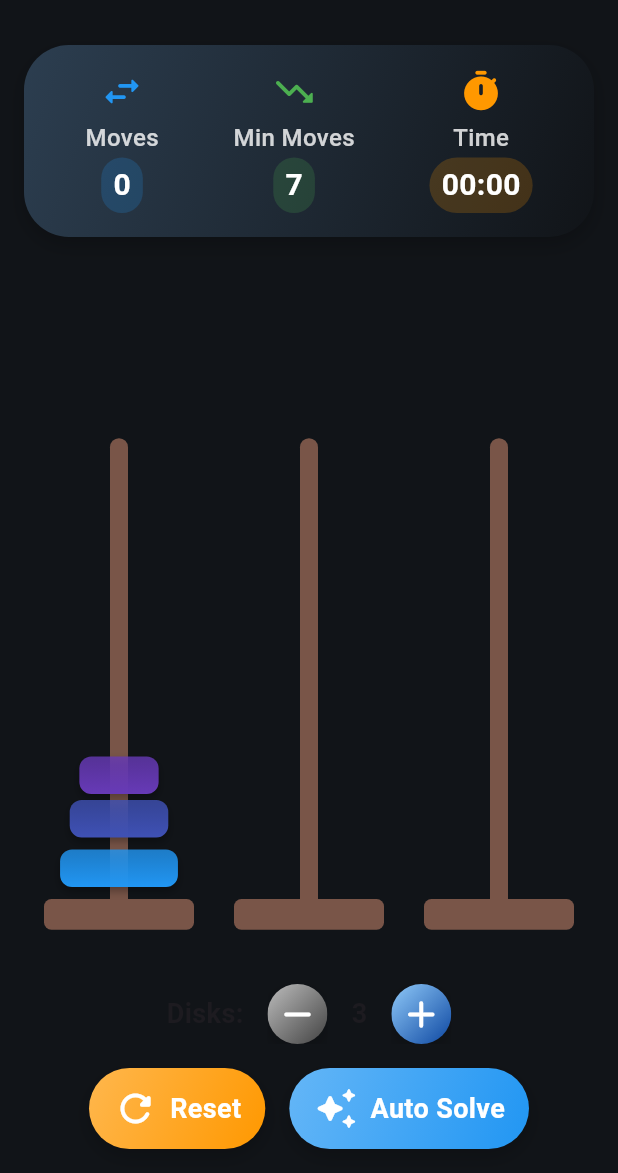
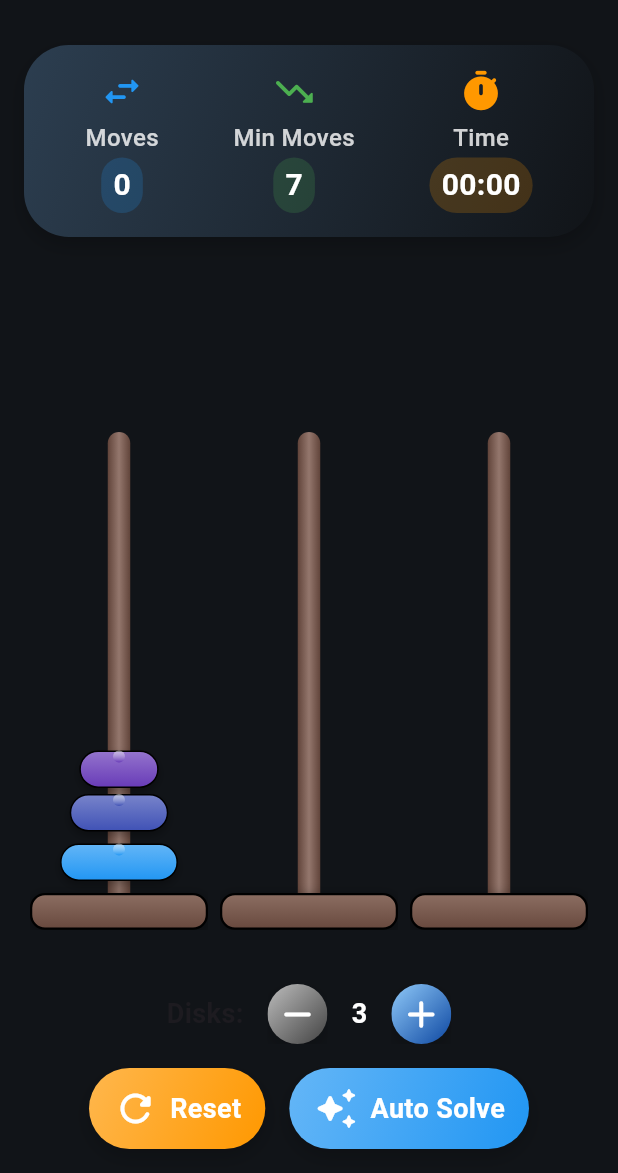
Before and after one commit to Mopheshi/TowerOfHanoi, a Flutter app: the screen it shows after launch, on a phone screen of 412 x 824 dp, the part 63-1236 px from its top. Run offline on Flutter 3.47's test engine with Material 3 defaults, Android fonts, the light colour scheme and no system bars; our stand-ins replace flutter_riverpod, google_fonts, just_audio; missing offline and left inert: audio_session.

Commit message:
UI improvements...

```diff
--- a/lib/widgets/disk_widget.dart
+++ b/lib/widgets/disk_widget.dart
@@ -44,9 +44,26 @@ class DiskWidget extends StatelessWidget {
           isSelected
               ? Matrix4.translationValues(0, -20, 0)
               : Matrix4.identity(),
+      child: Stack(
+        alignment: Alignment.topCenter,
+        children: [
+          Container(
+            height: 25,
+            width: width,
             decoration: BoxDecoration(
-        color: disk.color,
-        borderRadius: BorderRadius.circular(8),
+              borderRadius: BorderRadius.horizontal(
+                left: Radius.circular(12.5),
+                right: Radius.circular(12.5),
+              ),
+              border: Border.all(color: Colors.black, width: 1),
+              gradient: LinearGradient(
+                begin: Alignment.topCenter,
+                end: Alignment.bottomCenter,
+                colors: [
+                  Color.lerp(disk.color, Colors.white, 0.3)!,
+                  disk.color,
+                ],
+              ),
               boxShadow: [
                 BoxShadow(
                   color: Colors.black.withAlpha(76),
@@ -54,16 +71,29 @@ class DiskWidget extends StatelessWidget {
                   blurRadius: 4,
                 ),
                 BoxShadow(
-            color: isSelected ? Colors.white.withAlpha(76) : Colors.transparent,
+                  color:
+                      isSelected
+                          ? Colors.white.withAlpha(76)
+                          : Colors.transparent,
                   blurRadius: isSelected ? 8 : 0,
                   spreadRadius: isSelected ? 1 : 0,
                 ),
               ],
+            ),
+          ),
+          Container(
+            height: 8,
+            width: width,
+            decoration: BoxDecoration(
+              shape: BoxShape.circle,
               gradient: LinearGradient(
                 begin: Alignment.topCenter,
                 end: Alignment.bottomCenter,
-          colors: [disk.color.withAlpha(204), disk.color],
+                colors: [Colors.white.withAlpha(127), disk.color],
               ),
+            ),
+          ),
+        ],
       ),
     );
   }
--- a/lib/widgets/game_controls.dart
+++ b/lib/widgets/game_controls.dart
@@ -63,7 +63,11 @@ class GameControls extends ConsumerWidget {
           padding: const EdgeInsets.symmetric(horizontal: 16),
           child: Text(
             '${gameState.diskCount}',
-            style: const TextStyle(fontSize: 18, fontWeight: FontWeight.bold),
+            style: const TextStyle(
+              color: Colors.white,
+              fontSize: 18,
+              fontWeight: FontWeight.bold,
+            ),
           ),
         ),
         CircleButton(
--- a/lib/widgets/tower_widget.dart
+++ b/lib/widgets/tower_widget.dart
@@ -32,8 +32,8 @@ class TowerWidget extends StatelessWidget {
   @override
   Widget build(BuildContext context) {
     final diskAreaHeight = maxHeight * 0.75;
-    final baseHeight = maxHeight * 0.05;
-    final rodWidth = 12.0;
+    final baseHeight = maxHeight * 0.06;
+    final rodWidth = 15.0;
 
     return GestureDetector(
       onTap: onTap,
@@ -59,7 +59,16 @@ class TowerWidget extends StatelessWidget {
                     width: rodWidth,
                     height: diskAreaHeight,
                     decoration: BoxDecoration(
-                      color: Colours.brownColor,
+                      gradient: LinearGradient(
+                        begin: Alignment.centerLeft,
+                        end: Alignment.centerRight,
+                        colors: [
+                          Color.lerp(Colours.brownColor, Colors.black, 0.2)!,
+                          Color.lerp(Colours.brownColor, Colors.white, 0.2)!,
+                          Color.lerp(Colours.brownColor, Colors.black, 0.2)!,
+                        ],
+                      ),
+                      // border: Border.all(color: Colors.black, width: 1),
                       borderRadius: BorderRadius.only(
                         topLeft: Radius.circular(rodWidth / 2),
                         topRight: Radius.circular(rodWidth / 2),
@@ -70,11 +79,27 @@ class TowerWidget extends StatelessWidget {
 
                 // Tower base
                 Container(
-                  width: 100,
+                  width: 120,
                   height: baseHeight,
                   decoration: BoxDecoration(
-                    color: Colours.brownColor,
-                    borderRadius: BorderRadius.circular(5),
+                    gradient: LinearGradient(
+                      begin: Alignment.topCenter,
+                      end: Alignment.bottomCenter,
+                      colors: [
+                        Color.lerp(Colours.brownColor, Colors.white, 0.15)!,
+                        Color.lerp(Colours.brownColor, Colors.black, 0.15)!,
+                      ],
+                    ),
+                    border: Border.all(color: Colors.black, width: 1.5),
+                    borderRadius: BorderRadius.circular(10),
+                    boxShadow: [
+                      BoxShadow(
+                        color: Colors.black.withAlpha(76),
+                        offset: Offset(0, 2),
+                        blurRadius: 6,
+                        spreadRadius: 1,
+                      ),
+                    ],
                   ),
                 ),
 
@@ -104,7 +129,6 @@ class TowerWidget extends StatelessWidget {
                                         bottom: 4.0,
                                       ),
                                       child: DiskWidget(
-                                        // Unique key based on disk size
                                         key: ValueKey(disk.size),
                                         disk: disk,
                                         isTop: isTopDisk,
```
Lines whose indentation alone changed are shown as unchanged.
